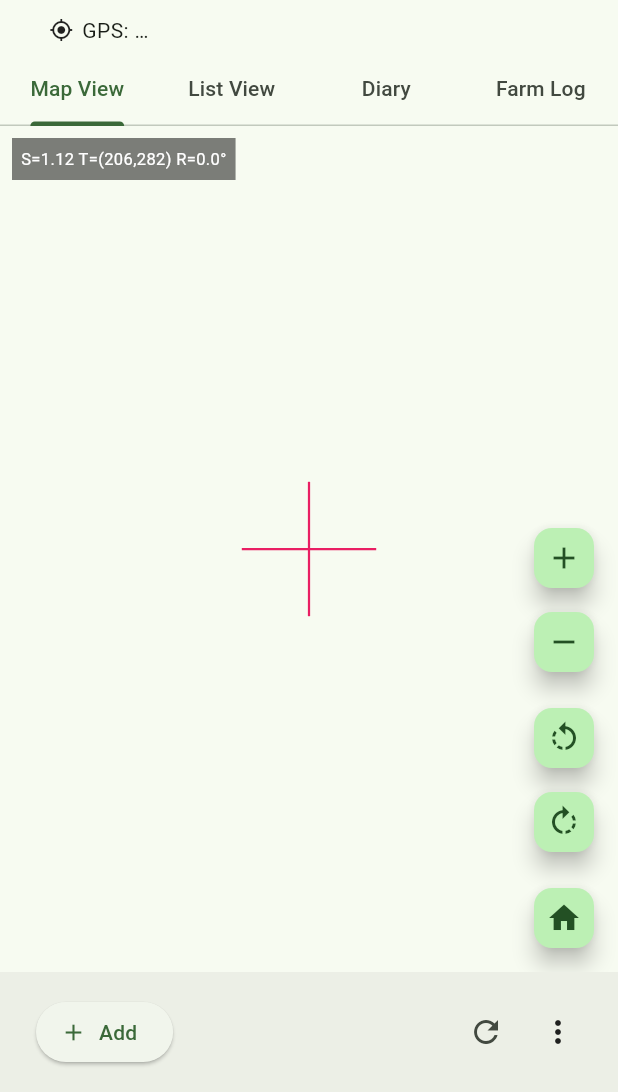
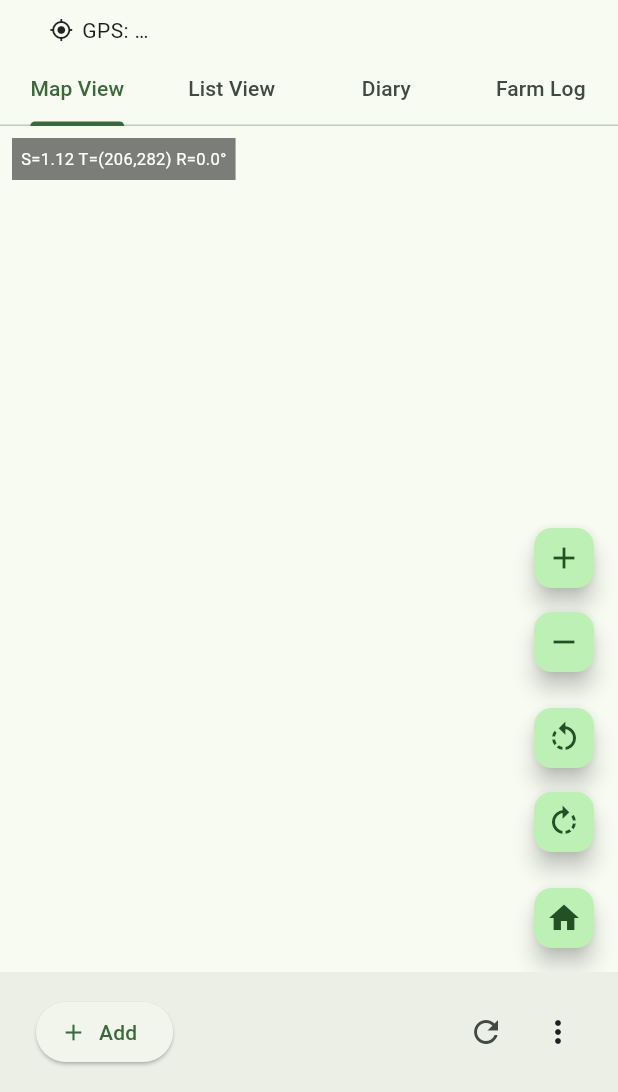
Before and after one commit to sivachan03/bhoomima, a Flutter app: the screen it shows after launch, after a tap on the "add" icon, on a phone screen of 412 x 824 dp, the part 144-1236 px from its top. Run offline on Flutter 3.47's test engine with Material 3 defaults, Android fonts, the phone set to English and light mode, and no system bars; our stand-ins replace connectivity_plus, flutter_compass, flutter_riverpod, flutter_svg, geocoding, geolocator and 4 more; missing offline and left inert: matrix_gesture_detector_pro; accounts and stored records are empty; generated files the repository leaves out were written again; statements that could not run were skipped.

Commit message:
- upto BM-200.8

```diff
--- a/lib/modules/map/map_painter.dart
+++ b/lib/modules/map/map_painter.dart
@@ -21,6 +21,7 @@ class MapPainter extends CustomPainter {
     this.showPointLabels = false,
     this.splitRingAWorld,
     this.splitRingBWorld,
+    this.showDebugAxis = false,
   });
   final ProjectionService projection;
   final List<PointGroup> borderGroups;
@@ -34,6 +35,7 @@ class MapPainter extends CustomPainter {
   final List<Offset>? splitRingAWorld;
   final List<Offset>? splitRingBWorld;
   final TransformModel xform; // transform model with tx,ty,scale,rotRad
+  final bool showDebugAxis; // controls drawing of axis cross
 
   // Debug helpers (one-time logging during a session)
   static bool _loggedCountsOnce = false;
@@ -52,13 +54,22 @@ class MapPainter extends CustomPainter {
     final double effectiveScale = m.scale;
     final double effectiveRotation = m.rotRad;
 
-    // DEBUG: show rotation axis so we can see rotation working
+    debugPrint(
+      '[MP] paint borderGroups=${borderGroups.length} '
+      'partitionGroups=${partitionGroups.length} '
+      'borderPtsMaps=${borderPointsByGroup.length} '
+      'partitionPtsMaps=${partitionPointsByGroup.length}',
+    );
+
+    // DEBUG optional: show rotation axis so we can see rotation working
+    if (showDebugAxis) {
       final axis = Paint()
         ..style = PaintingStyle.stroke
         ..strokeWidth = 1.5 / effectiveScale
         ..color = const Color(0xFFE91E63);
       canvas.drawLine(const Offset(-40, 0), const Offset(40, 0), axis);
       canvas.drawLine(const Offset(0, -40), const Offset(0, 40), axis);
+    }
 
     // BM-190: authoritative paint log from xform only
     debugPrint(
@@ -132,7 +143,13 @@ class MapPainter extends CustomPainter {
         continue;
       }
       final pts = partitionPointsByGroup[g.id] ?? const <Point>[];
-      if (pts.length < 3) continue;
+      if (pts.length < 3) {
+        // Debug: insufficient points to form partition polygon.
+        debugPrint(
+          'MapPainter: partition group id=${g.id} insufficient pts=${pts.length} (<3)',
+        );
+        continue;
+      }
 
       // Print first few points of the first non-empty partition group (one-time)
       if (!_printedSamplePtsOnce && pts.isNotEmpty) {
@@ -173,7 +190,12 @@ class MapPainter extends CustomPainter {
         continue;
       }
       final pts = borderPointsByGroup[g.id] ?? const <Point>[];
-      if (pts.length < 2) continue;
+      if (pts.length < 2) {
+        debugPrint(
+          'MapPainter: border group id=${g.id} insufficient pts=${pts.length} (<2)',
+        );
+        continue;
+      }
       final first = projection.project(pts.first.lat, pts.first.lon);
       final path = Path()..moveTo(first.dx, first.dy);
       for (var i = 1; i < pts.length; i++) {
```
Lines whose indentation alone changed are shown as unchanged.
